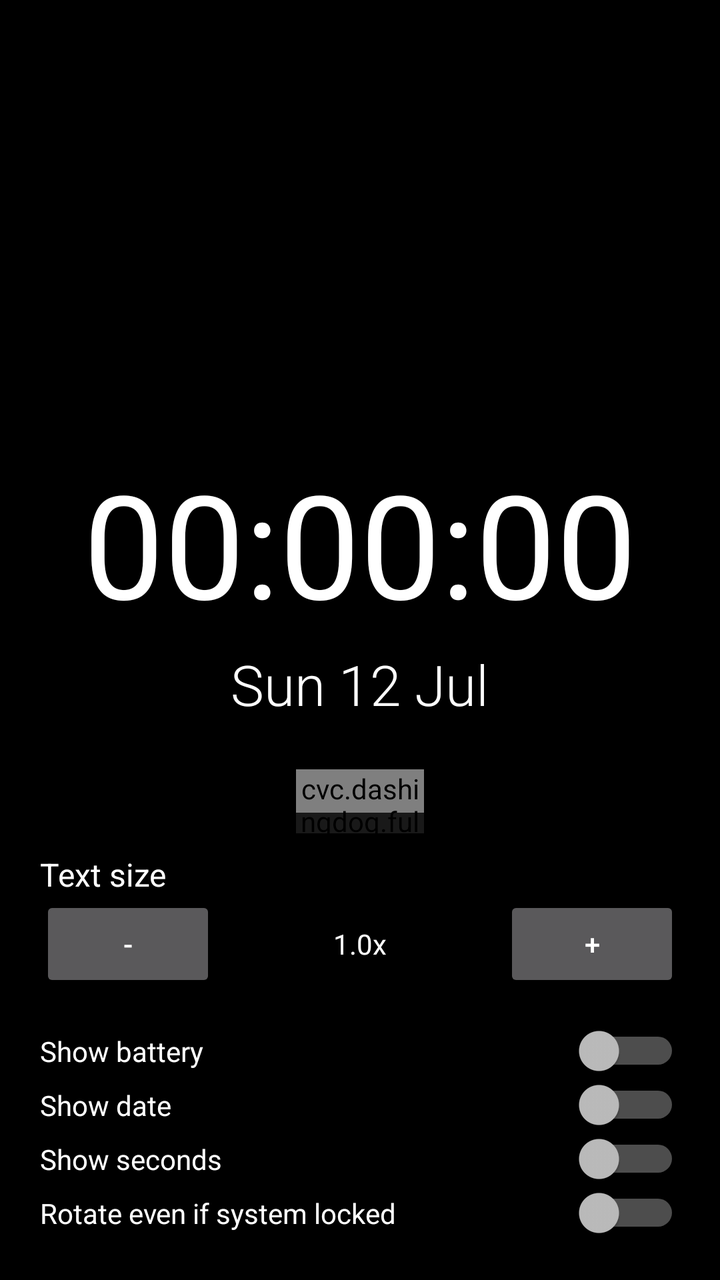
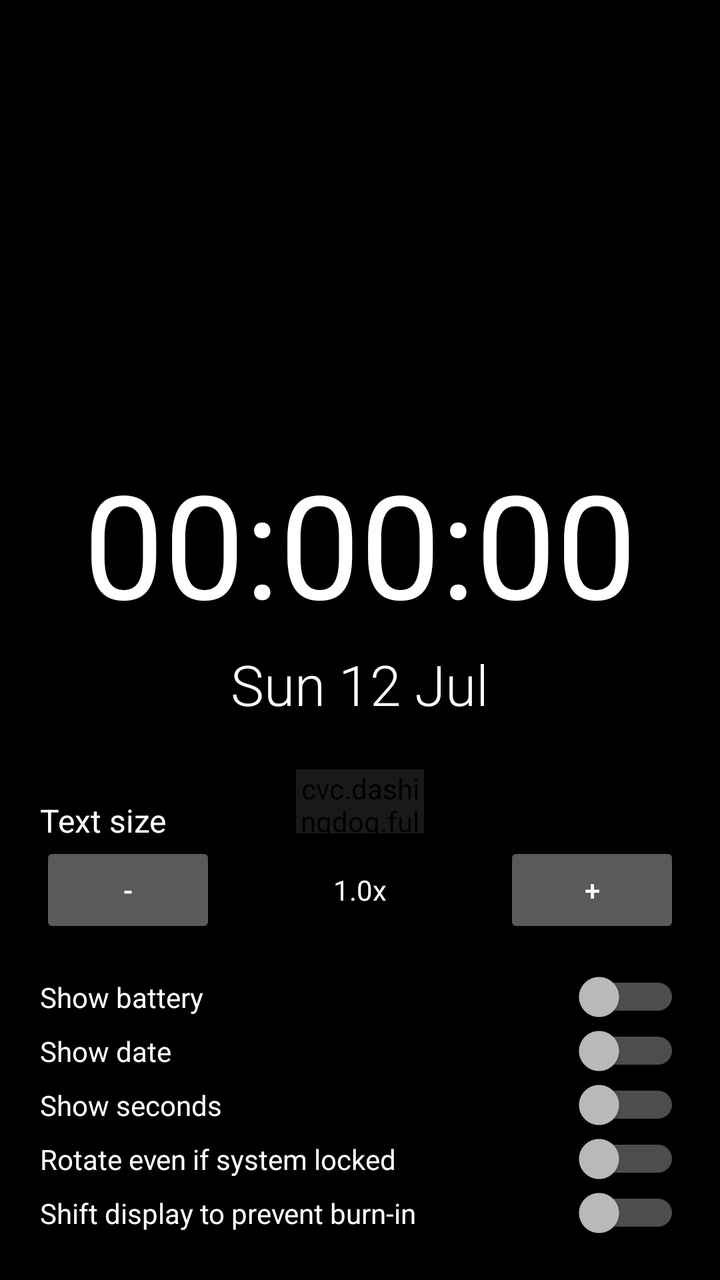

Two renders of the same Android screen: before a commit and after it. Below are the layout's source before the change and the commit's diff.
<!-- AndroidManifest.xml: activity theme Theme.FullscreenKlok -->
<!-- res/layout/activity_settings.xml -->
<?xml version="1.0" encoding="utf-8"?>
<FrameLayout
    xmlns:android="http://schemas.android.com/apk/res/android"
    android:layout_width="match_parent"
    android:layout_height="match_parent"
    android:background="@color/black">

    
    <include
        android:id="@+id/previewInclude"
        layout="@layout/activity_main"
        android:alpha="0.35" />

    
    <LinearLayout
        android:layout_width="match_parent"
        android:layout_height="wrap_content"
        android:layout_gravity="bottom"
        android:orientation="vertical"
        android:background="#CC000000"
        android:padding="20dp">

        <TextView
            android:layout_width="wrap_content"
            android:layout_height="wrap_content"
            android:text="Text size"
            android:textColor="@color/white"
            android:textSize="16sp" />

        <LinearLayout
            android:layout_width="match_parent"
            android:layout_height="wrap_content"
            android:orientation="horizontal"
            android:gravity="center_vertical"
            android:layout_marginBottom="16dp">

            <Button
                android:id="@+id/scaleDownButton"
                android:layout_width="wrap_content"
                android:layout_height="wrap_content"
                android:text="-" />

            <TextView
                android:id="@+id/scaleValueText"
                android:layout_width="0dp"
                android:layout_height="wrap_content"
                android:layout_weight="1"
                android:gravity="center"
                android:text="1.0x"
                android:textColor="@color/white" />

            <Button
                android:id="@+id/scaleUpButton"
                android:layout_width="wrap_content"
                android:layout_height="wrap_content"
                android:text="+" />

        </LinearLayout>

        <TextView
            android:id="@+id/landscapeNote"
            android:layout_width="match_parent"
            android:layout_height="wrap_content"
            android:text="Return to portrait for more settings"
            android:textColor="#AAAAAA"
            android:textSize="13sp"
            android:gravity="center"
            android:layout_marginTop="4dp"
            android:visibility="gone" />

        <LinearLayout
            android:id="@+id/portraitOnlySettings"
            android:layout_width="match_parent"
            android:layout_height="wrap_content"
            android:orientation="vertical">

            <LinearLayout
                android:layout_width="match_parent"
                android:layout_height="wrap_content"
                android:orientation="horizontal"
                android:gravity="center_vertical">
                <TextView
                    android:layout_width="0dp"
                    android:layout_height="wrap_content"
                    android:layout_weight="1"
                    android:text="Show battery"
                    android:textColor="@color/white" />
                <Switch
                    android:id="@+id/batterySwitch"
                    android:layout_width="wrap_content"
                   android:layout_height="wrap_content" />
            </LinearLayout>

            <LinearLayout
                android:layout_width="match_parent"
                android:layout_height="wrap_content"
                android:orientation="horizontal"
                android:gravity="center_vertical">
                <TextView
                    android:layout_width="0dp"
                    android:layout_height="wrap_content"
                    android:layout_weight="1"
                    android:text="Show date"
                    android:textColor="@color/white" />
                <Switch
                    android:id="@+id/dateSwitch"
                    android:layout_width="wrap_content"
                    android:layout_height="wrap_content" />
            </LinearLayout>

            <LinearLayout
                android:layout_width="match_parent"
                android:layout_height="wrap_content"
                android:orientation="horizontal"
                android:gravity="center_vertical">
                <TextView
                    android:layout_width="0dp"
                    android:layout_height="wrap_content"
                    android:layout_weight="1"
                    android:text="Show seconds"
                    android:textColor="@color/white" />
                <Switch
                    android:id="@+id/secondsSwitch"
                    android:layout_width="wrap_content"
                    android:layout_height="wrap_content" />
            </LinearLayout>

            <LinearLayout
                android:id="@+id/rotationLockRow"
                android:layout_width="match_parent"
                android:layout_height="wrap_content"
                android:orientation="horizontal"
                android:gravity="center_vertical">
                <TextView
                    android:layout_width="0dp"
                    android:layout_height="wrap_content"
                    android:layout_weight="1"
                    android:text="Rotate even if system locked"
                    android:textColor="@color/white" />
                <Switch
                    android:id="@+id/rotationLockSwitch"
                    android:layout_width="wrap_content"
                    android:layout_height="wrap_content" />
            </LinearLayout>
        </LinearLayout>

    </LinearLayout>

</FrameLayout>
<!-- res/layout/activity_main.xml (included above) -->
<?xml version="1.0" encoding="utf-8"?>
<androidx.constraintlayout.widget.ConstraintLayout
    xmlns:android="http://schemas.android.com/apk/res/android"
    xmlns:app="http://schemas.android.com/apk/res-auto"
    android:layout_width="match_parent"
    android:layout_height="match_parent"
    android:background="@color/black"
    android:clickable="false"
    android:focusable="false">

    <LinearLayout
        android:id="@+id/blockContainer"
        android:layout_width="wrap_content"
        android:layout_height="wrap_content"
        android:orientation="vertical"
        android:gravity="center_horizontal"
        android:clickable="false"
        android:focusable="false"
        app:layout_constraintTop_toTopOf="parent"
        app:layout_constraintBottom_toBottomOf="parent"
        app:layout_constraintStart_toStartOf="parent"
        app:layout_constraintEnd_toEndOf="parent">

        <TextView
            android:id="@+id/timeText"
            android:layout_width="wrap_content"
            android:layout_height="wrap_content"
            android:text="00:00:00"
            android:textColor="@color/white"
            android:textSize="72sp"
            android:fontFamily="sans-serif"
            android:clickable="false"
            android:focusable="false" />

        <TextView
            android:id="@+id/dateText"
            android:layout_width="wrap_content"
            android:layout_height="wrap_content"
            android:text="Sun 12 Jul"
            android:textColor="@color/white"
            android:textSize="28sp"
            android:fontFamily="sans-serif-light"
            android:layout_marginTop="4dp"
            android:clickable="false"
            android:focusable="false" />

        <cvc.dashingdog.fullscreenklok.BatteryView
            android:id="@+id/batteryView"
            android:layout_width="64dp"
            android:layout_height="32dp"
            android:layout_marginTop="24dp"
            android:clickable="false"
            android:focusable="false" />

    </LinearLayout>

</androidx.constraintlayout.widget.ConstraintLayout>
<!-- resources referenced by this layout -->
<resources>
  <color name="black">#FF000000</color>
  <color name="white">#FFFFFFFF</color>
  <style name="Theme.FullscreenKlok" parent="Theme.AppCompat.NoActionBar">
          <item name="android:windowBackground">@color/black</item>
          <item name="android:windowFullscreen">true</item>
          <item name="android:windowNoTitle">true</item>
          <item name="android:colorBackground">@color/black</item>
      </style>
</resources>

<!-- the commit's change to res/layout/activity_settings.xml (unified diff, before → after) -->
@@ -10,6 +10,13 @@
         android:id="@+id/previewInclude"
         layout="@layout/activity_main"
         android:alpha="0.35" />
+
+    <View
+        android:id="@+id/shiftMarginBox"
+        android:layout_width="match_parent"
+        android:layout_height="match_parent"
+        android:background="@drawable/shift_margin_border"
+        android:visibility="gone" />
 
     
     <LinearLayout
@@ -139,6 +146,23 @@
                     android:textColor="@color/white" />
                 <Switch
                     android:id="@+id/rotationLockSwitch"
+                    android:layout_width="wrap_content"
+                    android:layout_height="wrap_content" />
+            </LinearLayout>
+
+            <LinearLayout
+                android:layout_width="match_parent"
+                android:layout_height="wrap_content"
+                android:orientation="horizontal"
+                android:gravity="center_vertical">
+                <TextView
+                    android:layout_width="0dp"
+                    android:layout_height="wrap_content"
+                    android:layout_weight="1"
+                    android:text="Shift display to prevent burn-in"
+                    android:textColor="@color/white" />
+                <Switch
+                    android:id="@+id/shiftSwitch"
                     android:layout_width="wrap_content"
                     android:layout_height="wrap_content" />
             </LinearLayout>
<!-- resource entries referenced after the edit -->
@@ -2,6 +2,11 @@
 <resources>
   <color name="black">#FF000000</color>
   <color name="white">#FFFFFFFF</color>
+  <!-- drawable shift_margin_border (drawable) -->
+  <?xml version="1.0" encoding="utf-8"?>
+  <shape xmlns:android="http://schemas.android.com/apk/res/android">
+      <stroke android:width="2dp" android:color="#FFA500" />
+  </shape>
   <style name="Theme.FullscreenKlok" parent="Theme.AppCompat.NoActionBar">
           <item name="android:windowBackground">@color/black</item>
           <item name="android:windowFullscreen">true</item>
